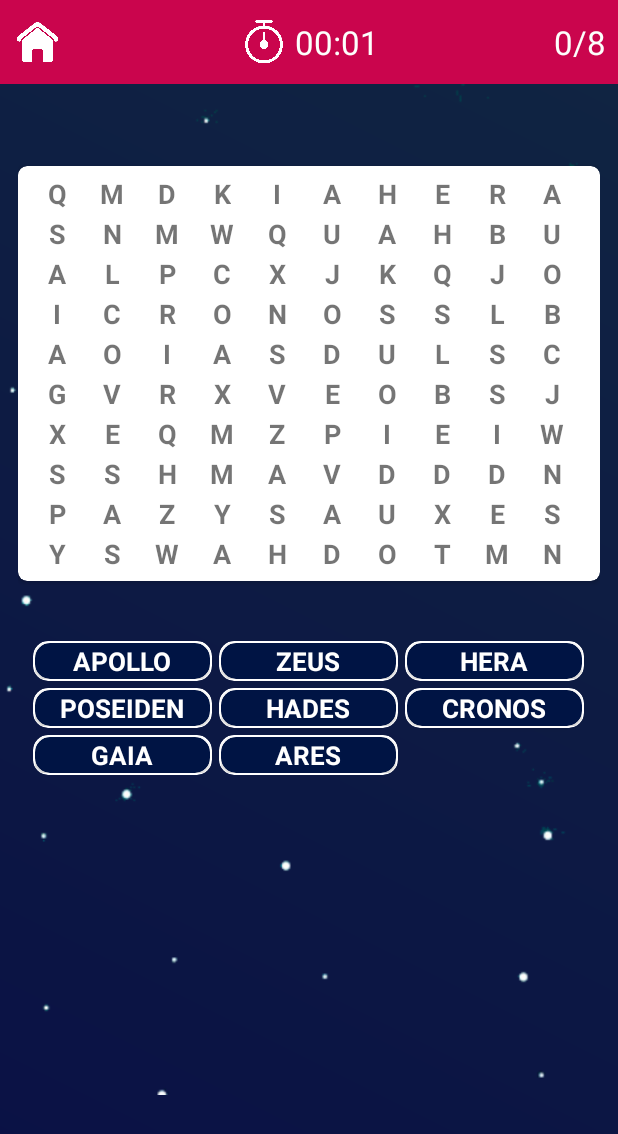
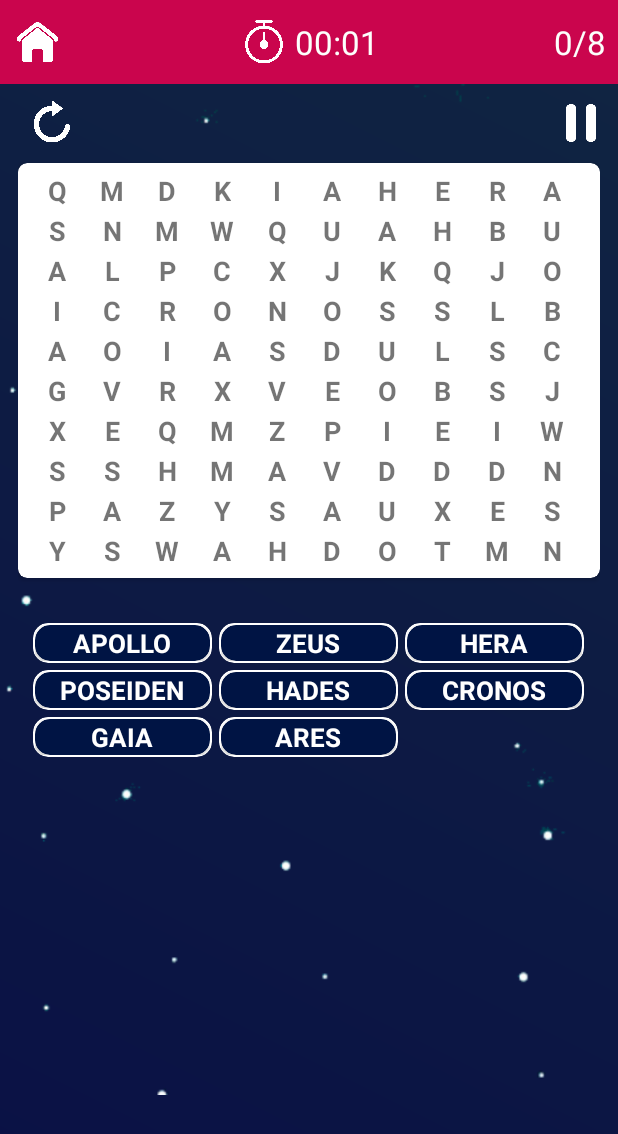
Before and after one commit to AlexanderVhd/Word-Search-Game, an Android app: the MainActivity screen opened directly, with no data from a screen before it, on a phone screen of 412 x 824 dp. Shown: the top 1134 px of the screen. Run offline under Robolectric (Android 15) with nearby library versions, the phone set to English and light mode, and no system bars.

Commit message:
Added functionality to pause and resume word search game as well as functionality to reset word search grid

```diff
--- a/app/src/main/java/com/example/wordsearchapp/MainActivity.java
+++ b/app/src/main/java/com/example/wordsearchapp/MainActivity.java
@@ -16,6 +16,7 @@ import android.graphics.drawable.ColorDrawable;
 import android.os.Bundle;
 import android.os.SystemClock;
 import android.util.Log;
+import android.util.Property;
 import android.view.View;
 import android.view.ViewGroup;
 import android.view.animation.Animation;
@@ -43,27 +44,34 @@ import java.util.stream.IntStream;
 
 public class MainActivity extends AppCompatActivity {
 
-    TextView word_found;
     TextView numWords;
     GridView gridView;
     GridView wordsListView;
     Chronometer timer;
     ImageView homeIcon;
+    ImageView reloadIcon;
+    ImageView pausePlayIcon;
 
     //declare constants
     final int UNSELECTED = -1;
 
-    //declare required global variables for game (word selection colors, grid cell selection, and timer)
+    //declare required global variables for game (game grid, game words, word selection colors, grid cell selection, and timer)
+    Grid currGrid;
+    GameWord gameWords[];
+    GridAdapter gridAdapter;
+    WordAdapter wordAdapter;
     String currentColor = null, currentTextColor = null;
-    int firstSelection = UNSELECTED, secondSelection = UNSELECTED;
+    int firstSelection = UNSELECTED;
     int wordsFound = 0;
     boolean timerRunning = false;
     long timerOffset;
+    boolean paused = false;
 
     //declare used words, directions, and random object
     final String [] usedWords = {"APOLLO", "ZEUS", "HERA", "POSEIDEN", "HADES", "CRONOS", "GAIA", "ARES"};
     Direction[] directions = Direction.values();
     Random random = new Random();
+    String[] colors;
 
     @Override
     protected void onCreate(Bundle savedInstanceState) {
@@ -72,36 +80,10 @@ public class MainActivity extends AppCompatActivity {
 
         //setup UI widgets and get gridsize from menu activity
         setupWidgets();
-        int numCol = getIntent().getIntExtra("gridSize", 10);
+        final int numCol = getIntent().getIntExtra("gridSize", 10);
+        colors = this.getResources().getStringArray(R.array.word_colors);
 
-        //setup gamewords, grid objects, and color array variables
-        final GameWord gameWords[] = new GameWord[usedWords.length];
-        Grid currGrid = new Grid(numCol);
-        final String[] colors = this.getResources().getStringArray(R.array.word_colors);
-
-        //rearrange color array for game words, and set the first color for cell selection
-        shuffleColors(colors);
-        updateSelectionColor(colors);
-
-        //initialize gameword objects with the used words
-        for(int i = 0; i < usedWords.length; i++){
-            gameWords[i] = new GameWord(usedWords[i].length(), usedWords[i]);
-        }
-
-        //setup data and layout of the word search grid
-        setupGrid(currGrid, gameWords);
-
-        //set grid adapter to display the grid
-        final GridAdapter gridAdapter = new GridAdapter(this, currGrid);
-        gridView.setAdapter(gridAdapter);
-
-        //set words list grid adapter to display the used words
-        WordAdapter wordAdapter = new WordAdapter(this, gameWords);
-        wordsListView.setAdapter(wordAdapter);
-
-        //set UI elements
-        numWords.setText("0/" + usedWords.length);
-        startTimer();
+        setupGame(numCol);
 
         homeIcon.setOnClickListener(new View.OnClickListener() {
             @Override
@@ -109,6 +91,52 @@ public class MainActivity extends AppCompatActivity {
                 Intent intent = new Intent(MainActivity.this, MenuActivity.class);
                 startActivity(intent);
                 finish();
+            }
+        });
+
+        reloadIcon.setOnClickListener(new View.OnClickListener() {
+            @Override
+            public void onClick(View v) {
+
+                //reset all variables for game
+                currentColor = null;
+                currentTextColor = null;
+                wordsFound = 0;
+                firstSelection = UNSELECTED;
+
+                //reset variables for timer
+                timerRunning = false;
+                timerOffset = 0;
+
+                setupGame(numCol);
+
+            }
+        });
+
+        pausePlayIcon.setOnClickListener(new View.OnClickListener() {
+            @Override
+            public void onClick(View v) {
+                if(paused){
+
+                    //set UI elements for a on going game
+                    pausePlayIcon.setImageResource(R.drawable.pause_icon);
+                    animateGrid(gridView, View.ALPHA, 0f, 1f);
+
+                    //resume the timer
+                    paused = false;
+                    startTimer();
+                }
+                else{
+
+                    //set UI elements for a paused game
+                    pausePlayIcon.setImageResource(R.drawable.play_icon);
+                    animateGrid(gridView, View.ALPHA, 1f, 0f);
+
+                    //pause the timer
+                    paused = true;
+                    stopTimer();
+
+                }
             }
         });
 
@@ -219,11 +247,43 @@ public class MainActivity extends AppCompatActivity {
 
     public void setupWidgets(){
         gridView = (GridView) findViewById(R.id.grid);
-        word_found = findViewById(R.id.word_found_txt);
+        reloadIcon = findViewById(R.id.reload_grid);
+        pausePlayIcon = findViewById(R.id.pause_play_game);
         numWords = findViewById(R.id.num_words_found);
         wordsListView = findViewById(R.id.words_list);
         timer = findViewById(R.id.timer);
         homeIcon = findViewById(R.id.home_icon);
+    }
+
+    public void setupGame(int numCol){
+
+        //setup gamewords, grid objects, and color array variables
+        gameWords = new GameWord[usedWords.length];
+        currGrid = new Grid(numCol);
+
+        //rearrange color array for game words, and set the first color for cell selection
+        shuffleColors(colors);
+        updateSelectionColor(colors);
+
+        //initialize gameword objects with the used words
+        for(int i = 0; i < usedWords.length; i++){
+            gameWords[i] = new GameWord(usedWords[i].length(), usedWords[i]);
+        }
+
+        //setup data and layout of the word search grid
+        setupGrid(currGrid, gameWords);
+
+        //set grid adapter to display the grid
+        gridAdapter = new GridAdapter(this, currGrid);
+        gridView.setAdapter(gridAdapter);
+
+        //set words list grid adapter to display the used words
+        wordAdapter = new WordAdapter(this, gameWords);
+        wordsListView.setAdapter(wordAdapter);
+
+        //set UI elements
+        numWords.setText("0/" + usedWords.length);
+        startTimer();
     }
 
     public void shuffleColors(String[] colors) {
@@ -261,7 +321,7 @@ public class MainActivity extends AppCompatActivity {
 
 
     /*
-    * Grid layout and data setup methods
+    * Grid layout and grid data setup methods
      */
     public void setupGrid(Grid currGrid, GameWord gameWords[]){
 
@@ -474,7 +534,7 @@ public class MainActivity extends AppCompatActivity {
     }
 
     /*
-     * Grid selection functionality methods
+     * Grid selection functionality and gameplay methods
      */
     public void selectCell(View view, boolean active){
 
@@ -494,13 +554,12 @@ public class MainActivity extends AppCompatActivity {
         }
     }
 
-    public void animateCell(View view, String property, int startColor, int endColor){
+    public void animateCell(View view, String property, int startValue, int endValue){
 
-        ValueAnimator animator = ObjectAnimator.ofInt(view, property, startColor, endColor);
+        ValueAnimator animator = ObjectAnimator.ofInt(view, property, startValue, endValue);
         animator.setEvaluator(new ArgbEvaluator());
         animator.setDuration(350);
         animator.start();
-
     }
 
     public void updateSelectionColor(String[] colors){
@@ -511,6 +570,13 @@ public class MainActivity extends AppCompatActivity {
 
     }
 
+    public void animateGrid(View view, Property<View, Float> property, float startValue, float endValue){
+
+        ValueAnimator animator = ObjectAnimator.ofFloat(view, property, startValue, endValue);
+        animator.setDuration(250);
+        animator.start();
+    }
+
 
 
 }
--- a/app/src/main/res/layout/activity_main.xml
+++ b/app/src/main/res/layout/activity_main.xml
@@ -70,7 +70,7 @@
             android:layout_height="wrap_content"
             android:layout_marginEnd="8dp"
             android:layout_weight="1"
-            android:text="0/8"
+            android:text="0/0"
             android:textColor="@color/textPrimary"
             android:textSize="22sp"
             app:layout_constraintBottom_toBottomOf="parent"
@@ -92,34 +92,37 @@
         android:id="@+id/game"
         android:layout_width="match_parent"
         android:layout_height="wrap_content"
-        android:layout_marginTop="5dp"
         android:paddingHorizontal="12dp"
-        android:paddingTop="10dp"
-        android:paddingBottom="10dp"
+        android:paddingTop="4dp"
+        android:paddingBottom="8dp"
         app:layout_constraintTop_toBottomOf="@+id/header">
 
-        <TextView
-            android:id="@+id/word_found_txt"
-            android:layout_width="wrap_content"
-            android:layout_height="wrap_content"
-            android:layout_weight="1"
-            android:textAlignment="viewStart"
-            android:textColor="@color/textPrimary"
-            android:textSize="20sp"
-            android:textStyle="bold"
+        <ImageView
+            android:id="@+id/reload_grid"
+            android:layout_width="45dp"
+            android:layout_height="45dp"
+            android:src="@drawable/reload_icon"
+            app:layout_constraintStart_toStartOf="parent"
+            app:layout_constraintTop_toTopOf="parent" />
+
+        <ImageView
+            android:id="@+id/pause_play_game"
+            android:layout_width="25dp"
+            android:layout_height="25dp"
+            android:src="@drawable/pause_icon"
+            app:layout_constraintBottom_toTopOf="@+id/grid_container"
             app:layout_constraintEnd_toEndOf="parent"
-            app:layout_constraintStart_toStartOf="parent"
             app:layout_constraintTop_toTopOf="parent"
-            tools:text="Word" />
+            app:layout_constraintVertical_bias="0.39" />
 
         <androidx.cardview.widget.CardView
             android:id="@+id/grid_container"
             android:layout_width="match_parent"
             android:layout_height="wrap_content"
-            android:layout_marginTop="12dp"
+            android:layout_marginTop="3dp"
             android:background="#FFFFFF"
             app:cardCornerRadius="6dp"
-            app:layout_constraintTop_toBottomOf="@+id/word_found_txt">
+            app:layout_constraintTop_toBottomOf="@+id/reload_grid">
 
             <GridView
                 android:id="@+id/grid"
@@ -142,7 +145,7 @@
             android:id="@+id/words_list_container"
             android:layout_width="match_parent"
             android:layout_height="wrap_content"
-            android:layout_marginTop="30dp"
+            android:layout_marginTop="20dp"
             android:paddingVertical="10dp"
             app:layout_constraintTop_toBottomOf="@+id/grid_container"
             tools:layout_editor_absoluteX="20dp">
```
Also changed, not shown: app/src/main/res/drawable/pause_icon.png (added), app/src/main/res/drawable/play_icon.png (added), app/src/main/res/drawable/reload_icon.png (added).
